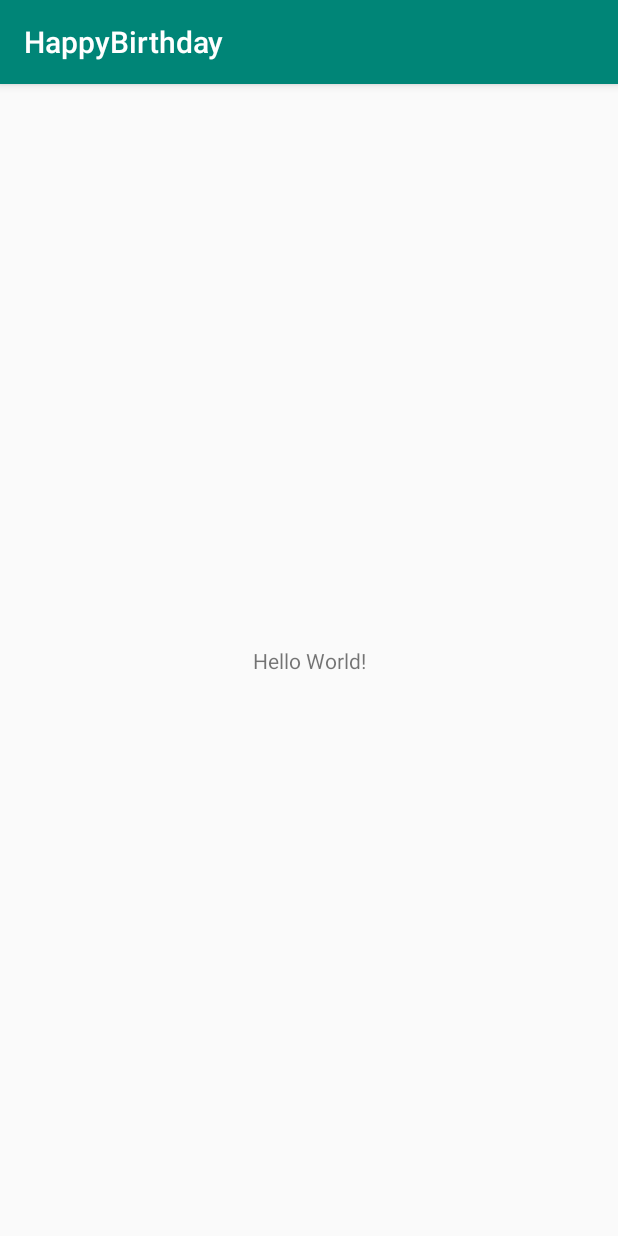
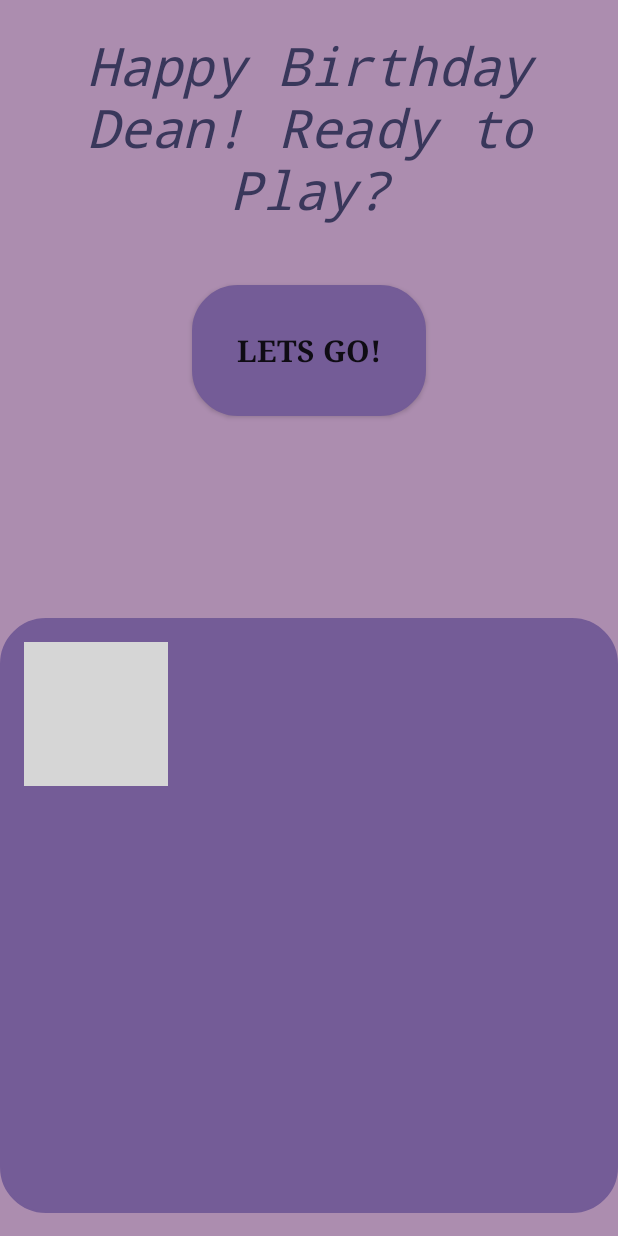
Before and after one commit to Guy-Am-I/Dean_Bday_App, an Android app: the screen it shows after launch (MainActivity before the commit, WelcomeActivity after it), on a phone screen of 412 x 824 dp. Run offline under Robolectric (Android 15) with nearby library versions, the phone set to English and light mode, and no system bars; grey boxes are pictures that could not be loaded.

Commit message:
Added Styled Welcome Activity

```diff
--- a/app/src/main/AndroidManifest.xml
+++ b/app/src/main/AndroidManifest.xml
@@ -9,7 +9,7 @@
         android:roundIcon="@mipmap/ic_launcher_round"
         android:supportsRtl="true"
         android:theme="@style/AppTheme">
-        <activity android:name=".MainActivity">
+        <activity android:name=".WelcomeActivity">
             <intent-filter>
                 <action android:name="android.intent.action.MAIN" />
 
--- a/app/src/main/java/com/example/happybirthday/MainActivity.java
+++ /dev/null
@@ -1,14 +0,0 @@
-package com.example.happybirthday;
-
-import androidx.appcompat.app.AppCompatActivity;
-
-import android.os.Bundle;
-
-public class MainActivity extends AppCompatActivity {
-
-    @Override
-    protected void onCreate(Bundle savedInstanceState) {
-        super.onCreate(savedInstanceState);
-        setContentView(R.layout.activity_main);
-    }
-}
--- /dev/null
+++ b/app/src/main/java/com/example/happybirthday/WelcomeActivity.java
@@ -0,0 +1,15 @@
+package com.example.happybirthday;
+
+import androidx.appcompat.app.AppCompatActivity;
+
+import android.os.Bundle;
+
+public class WelcomeActivity extends AppCompatActivity {
+
+    @Override
+    protected void onCreate(Bundle savedInstanceState) {
+        super.onCreate(savedInstanceState);
+        setContentView(R.layout.welcome_activity);
+        getSupportActionBar().hide();
+    }
+}
--- /dev/null
+++ b/app/src/main/res/drawable/image_border.xml
@@ -0,0 +1,11 @@
+<?xml version="1.0" encoding="utf-8"?>
+
+<shape xmlns:android="http://schemas.android.com/apk/res/android">
+    <solid android:color="@color/main_app_darkish" />
+    <stroke android:width="1dp" android:color="@color/main_app_darkish" />
+    <padding android:left="1dp" android:top="1dp" android:right="1dp"
+        android:bottom="1dp" />
+
+    <corners android:radius="30dip" />
+
+</shape>
--- a/app/src/main/res/layout/activity_main.xml
+++ /dev/null
@@ -1,18 +0,0 @@
-<?xml version="1.0" encoding="utf-8"?>
-<androidx.constraintlayout.widget.ConstraintLayout xmlns:android="http://schemas.android.com/apk/res/android"
-    xmlns:app="http://schemas.android.com/apk/res-auto"
-    xmlns:tools="http://schemas.android.com/tools"
-    android:layout_width="match_parent"
-    android:layout_height="match_parent"
-    tools:context=".MainActivity">
-
-    <TextView
-        android:layout_width="wrap_content"
-        android:layout_height="wrap_content"
-        android:text="Hello World!"
-        app:layout_constraintBottom_toBottomOf="parent"
-        app:layout_constraintLeft_toLeftOf="parent"
-        app:layout_constraintRight_toRightOf="parent"
-        app:layout_constraintTop_toTopOf="parent" />
-
-</androidx.constraintlayout.widget.ConstraintLayout>
--- /dev/null
+++ b/app/src/main/res/layout/welcome_activity.xml
@@ -0,0 +1,64 @@
+<?xml version="1.0" encoding="utf-8"?>
+<LinearLayout xmlns:android="http://schemas.android.com/apk/res/android"
+    xmlns:app="http://schemas.android.com/apk/res-auto"
+    xmlns:tools="http://schemas.android.com/tools"
+    android:layout_width="match_parent"
+    android:layout_height="match_parent"
+    android:background="@color/main_app_lightish"
+    android:orientation="vertical"
+    tools:context=".WelcomeActivity">
+
+    <LinearLayout
+        android:layout_width="match_parent"
+        android:layout_height="match_parent"
+        android:layout_weight="1"
+        android:orientation="vertical"
+        android:id="@+id/title_layout">
+
+        <TextView
+            android:id="@+id/welcome_title"
+            android:layout_width="match_parent"
+            android:layout_height="wrap_content"
+            android:layout_marginVertical="20dp"
+            android:fontFamily="monospace"
+            android:textColor="@color/main_app_dark"
+            android:gravity="center_horizontal"
+            android:text="@string/welcome_title"
+            android:textAlignment="center"
+            android:textSize="35sp"
+            android:textStyle="italic"
+            android:typeface="monospace" />
+
+        <Button
+            android:id="@+id/start_game_button"
+            android:layout_width="wrap_content"
+            android:layout_height="wrap_content"
+            android:layout_gravity="center_horizontal"
+            android:layout_margin="20dp"
+            android:background="@drawable/image_border"
+            android:fontFamily="serif"
+            android:padding="30dp"
+            android:text="@string/start_game"
+            android:textAlignment="center"
+            android:textSize="20sp"
+            android:textStyle="bold" />
+    </LinearLayout>
+
+    <LinearLayout
+        android:layout_width="match_parent"
+        android:layout_height="match_parent"
+        android:layout_marginBottom="15dp"
+        android:background="@drawable/image_border"
+        android:layout_weight="1">
+
+            <ImageView
+                android:id="@+id/welcome_image"
+                android:layout_margin="15dp"
+                android:layout_width="wrap_content"
+                android:layout_height="wrap_content"
+                android:contentDescription="@string/welcome_image_desc"
+                android:scaleType="centerInside"
+                android:src="@drawable/dean_birthday" />
+    </LinearLayout>
+
+</LinearLayout>
--- a/app/src/main/res/values/colors.xml
+++ b/app/src/main/res/values/colors.xml
@@ -3,4 +3,8 @@
     <color name="colorPrimary">#008577</color>
     <color name="colorPrimaryDark">#00574B</color>
     <color name="colorAccent">#D81B60</color>
+    <color name="main_app_dark">#39375b</color>
+    <color name="main_app_darkish">#745c97</color>
+    <color name="main_app_lightish">#ac8daf</color>
+    <color name="main_app_light">#f5b0cb</color>
 </resources>
--- a/app/src/main/res/values/strings.xml
+++ b/app/src/main/res/values/strings.xml
@@ -1,3 +1,6 @@
 <resources>
     <string name="app_name">HappyBirthday</string>
+    <string name="welcome_image_desc">Birthday Image</string>
+    <string name="welcome_title">Happy Birthday Dean! Ready to Play?</string>
+    <string name="start_game">Lets Go!</string>
 </resources>
```
Also changed, not shown: 4 other files.
